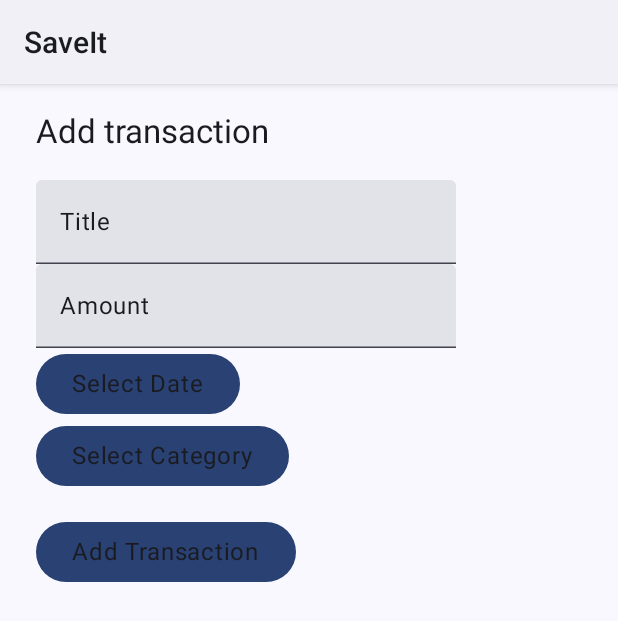
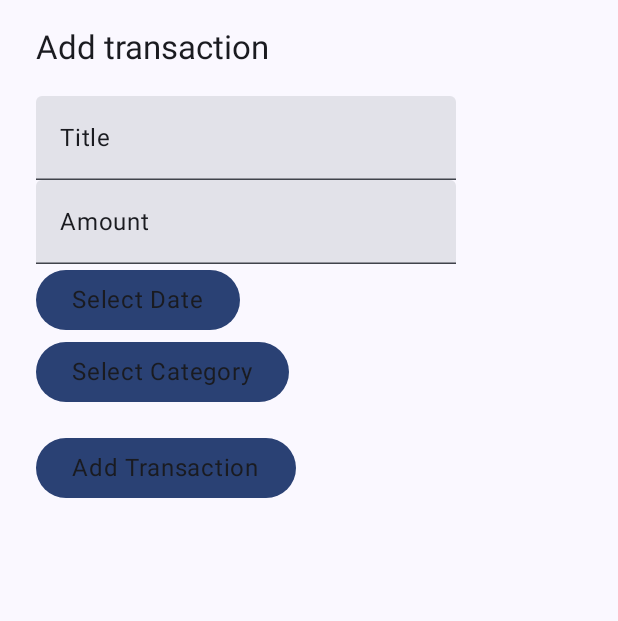
Before and after one commit to s20610/SaveIt, an Android app built with Jetpack Compose: the AddTransactionActivity screen opened directly, with no data from a screen before it, on a phone screen of 412 x 824 dp. Shown: the top 621 px of the screen. Run offline under Robolectric (Android 15) with nearby library versions, the phone set to English and light mode, and no system bars; our stand-ins replace Dagger/Hilt's generated code, Firebase (no records; nobody signed in at launch, a user with empty details on screens opened directly).

Commit message:
Fix theme in AddTransactionActivity

```diff
--- a/app/src/main/AndroidManifest.xml
+++ b/app/src/main/AndroidManifest.xml
@@ -8,7 +8,6 @@
         android:dataExtractionRules="@xml/data_extraction_rules"
         android:fullBackupContent="@xml/backup_rules"
         android:icon="@mipmap/ic_launcher"
-        android:label="@string/app_name"
         android:roundIcon="@mipmap/ic_launcher"
         android:supportsRtl="true"
         android:theme="@style/Theme.SaveIt.Splash"
@@ -16,6 +15,7 @@
         <activity
             android:name=".ui.dashboard.DashboardActivity"
             android:exported="true"
+            android:label="@string/app_name"
             android:theme="@style/Theme.SaveIt">
             <intent-filter>
                 <action android:name="android.intent.action.MAIN" />
@@ -23,7 +23,8 @@
                 <category android:name="android.intent.category.LAUNCHER" />
             </intent-filter>
         </activity>
-        <activity android:name=".ui.transactions.add.AddTransactionActivity"/>
+        <activity android:name=".ui.transactions.add.AddTransactionActivity"
+            android:theme="@style/Theme.SaveIt"/>
     </application>
 
 </manifest>
--- a/app/src/main/java/com/borysante/saveit/ui/transactions/add/AddTransactionActivity.kt
+++ b/app/src/main/java/com/borysante/saveit/ui/transactions/add/AddTransactionActivity.kt
@@ -21,11 +21,8 @@ class AddTransactionActivity : EventBasedActivity<AddTransactionViewModel, AddTr
     @Composable
     override fun SetupContent() {
         val state by viewModel.transactionState.collectAsState()
-
         Scaffold(modifier = Modifier.fillMaxSize()) {
-            AddTransactionScreen(
-                state, ::passEventToViewModel
-            )
+            AddTransactionScreen(state = state, ::passEventToViewModel)
         }
     }
 
```
